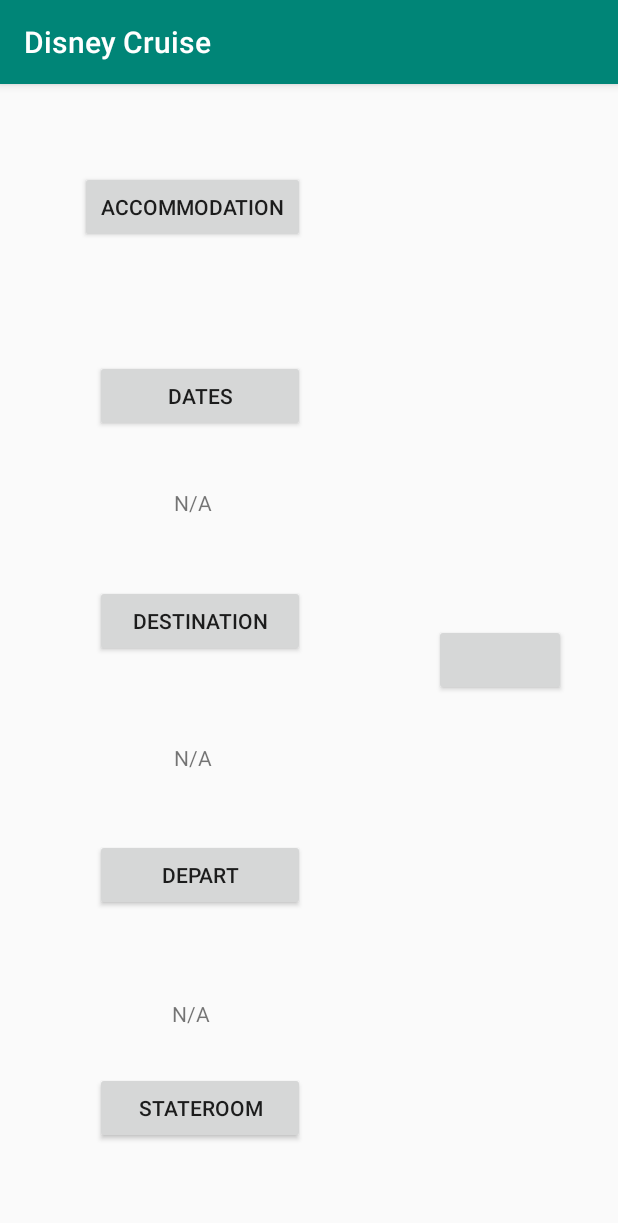
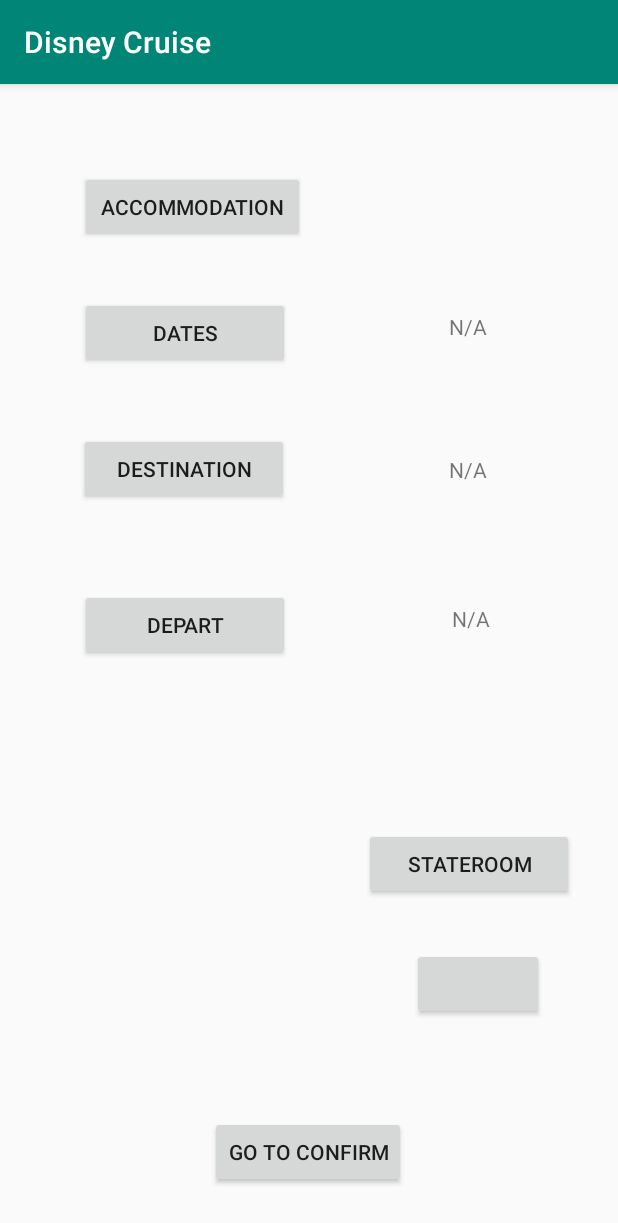
Before and after one commit to Herb2o11/MobileCruiseApp, an Android app: the PageSelectionActivity screen opened directly, with no data from a screen before it, on a phone screen of 412 x 824 dp. Shown: the top 1223 px of the screen. Run offline under Robolectric (Android 15) with nearby library versions, the phone set to English and light mode, and no system bars.

Commit message:
confirmationpage created and btn created to link

```diff
--- a/app/src/main/AndroidManifest.xml
+++ b/app/src/main/AndroidManifest.xml
@@ -9,7 +9,8 @@
         android:roundIcon="@mipmap/icon_disney"
         android:supportsRtl="true"
         android:theme="@style/AppTheme">
-        <activity android:name=".AdventurePackActivity"></activity>
+        <activity android:name="com.example.cruiseapp.ConfirmSelectionActivity"></activity>
+        <activity android:name=".AdventurePackActivity" />
         <activity android:name=".ShipLocation" />
         <activity android:name=".StateRoomTypeActivity" />
         <activity
--- a/app/src/main/res/layout/activity_pageselection.xml
+++ b/app/src/main/res/layout/activity_pageselection.xml
@@ -38,10 +38,10 @@
         android:text="@string/btnDates"
         app:layout_constraintBottom_toBottomOf="parent"
         app:layout_constraintEnd_toEndOf="parent"
-        app:layout_constraintHorizontal_bias="0.215"
+        app:layout_constraintHorizontal_bias="0.176"
         app:layout_constraintStart_toStartOf="parent"
         app:layout_constraintTop_toBottomOf="@+id/buttonAccommodation"
-        app:layout_constraintVertical_bias="0.117" />
+        app:layout_constraintVertical_bias="0.047" />
 
     <Button
         android:id="@+id/buttonDestinations"
@@ -56,10 +56,10 @@
         android:text="@string/btnDestination"
         app:layout_constraintBottom_toBottomOf="parent"
         app:layout_constraintEnd_toEndOf="parent"
-        app:layout_constraintHorizontal_bias="0.19"
+        app:layout_constraintHorizontal_bias="0.149"
         app:layout_constraintStart_toStartOf="parent"
         app:layout_constraintTop_toBottomOf="@+id/buttonDates"
-        app:layout_constraintVertical_bias="0.199" />
+        app:layout_constraintVertical_bias="0.068" />
 
     <Button
         android:id="@+id/buttonDepart"
@@ -74,10 +74,10 @@
         android:text="@string/btnDepart"
         app:layout_constraintBottom_toBottomOf="parent"
         app:layout_constraintEnd_toEndOf="parent"
-        app:layout_constraintHorizontal_bias="0.215"
+        app:layout_constraintHorizontal_bias="0.176"
         app:layout_constraintStart_toStartOf="parent"
         app:layout_constraintTop_toBottomOf="@+id/buttonDestinations"
-        app:layout_constraintVertical_bias="0.353" />
+        app:layout_constraintVertical_bias="0.114" />
 
     <Button
         android:id="@+id/btnStateRoom"
@@ -85,17 +85,14 @@
         android:layout_height="wrap_content"
         android:layout_marginStart="8dp"
         android:layout_marginLeft="8dp"
-        android:layout_marginTop="8dp"
         android:layout_marginEnd="8dp"
         android:layout_marginRight="8dp"
-        android:layout_marginBottom="8dp"
+        android:layout_marginBottom="224dp"
         android:text="StateRoom"
         app:layout_constraintBottom_toBottomOf="parent"
         app:layout_constraintEnd_toEndOf="parent"
-        app:layout_constraintHorizontal_bias="0.215"
-        app:layout_constraintStart_toStartOf="parent"
-        app:layout_constraintTop_toBottomOf="@+id/buttonDestinations"
-        app:layout_constraintVertical_bias="0.835" />
+        app:layout_constraintHorizontal_bias="0.917"
+        app:layout_constraintStart_toStartOf="parent" />
 
     <TextView
         android:id="@+id/txtDisplayMonth"
@@ -103,17 +100,14 @@
         android:layout_height="wrap_content"
         android:layout_marginStart="8dp"
         android:layout_marginLeft="8dp"
-        android:layout_marginTop="8dp"
+        android:layout_marginTop="76dp"
         android:layout_marginEnd="8dp"
         android:layout_marginRight="8dp"
-        android:layout_marginBottom="8dp"
         android:text="TextView"
-        app:layout_constraintBottom_toTopOf="@+id/buttonDestinations"
         app:layout_constraintEnd_toEndOf="parent"
-        app:layout_constraintHorizontal_bias="0.288"
+        app:layout_constraintHorizontal_bias="0.791"
         app:layout_constraintStart_toStartOf="parent"
-        app:layout_constraintTop_toBottomOf="@+id/buttonDates"
-        app:layout_constraintVertical_bias="0.442" />
+        app:layout_constraintTop_toBottomOf="@+id/txtDisplayDest" />
 
     <TextView
         android:id="@+id/txtDisplayDest"
@@ -121,17 +115,14 @@
         android:layout_height="wrap_content"
         android:layout_marginStart="8dp"
         android:layout_marginLeft="8dp"
-        android:layout_marginTop="8dp"
+        android:layout_marginTop="152dp"
         android:layout_marginEnd="8dp"
         android:layout_marginRight="8dp"
-        android:layout_marginBottom="8dp"
         android:text="TextView"
-        app:layout_constraintBottom_toTopOf="@+id/buttonDepart"
         app:layout_constraintEnd_toEndOf="parent"
-        app:layout_constraintHorizontal_bias="0.288"
+        app:layout_constraintHorizontal_bias="0.791"
         app:layout_constraintStart_toStartOf="parent"
-        app:layout_constraintTop_toBottomOf="@+id/buttonDestinations"
-        app:layout_constraintVertical_bias="0.576" />
+        app:layout_constraintTop_toTopOf="parent" />
 
     <TextView
         android:id="@+id/txtDisplayDepart"
@@ -139,27 +130,36 @@
         android:layout_height="wrap_content"
         android:layout_marginStart="8dp"
         android:layout_marginLeft="8dp"
-        android:layout_marginTop="8dp"
+        android:layout_marginTop="80dp"
         android:layout_marginEnd="8dp"
         android:layout_marginRight="8dp"
-        android:layout_marginBottom="8dp"
         android:text="TextView"
-        app:layout_constraintBottom_toBottomOf="parent"
         app:layout_constraintEnd_toEndOf="parent"
-        app:layout_constraintHorizontal_bias="0.288"
+        app:layout_constraintHorizontal_bias="0.791"
         app:layout_constraintStart_toStartOf="parent"
-        app:layout_constraintTop_toBottomOf="@+id/buttonDepart"
-        app:layout_constraintVertical_bias="0.278" />
+        app:layout_constraintTop_toBottomOf="@+id/txtDisplayMonth" />
 
     <Button
         android:id="@+id/btnFindPrice"
         android:layout_width="wrap_content"
         android:layout_height="wrap_content"
+        android:text=""
         app:layout_constraintBottom_toBottomOf="parent"
         app:layout_constraintEnd_toEndOf="parent"
-        app:layout_constraintHorizontal_bias="0.894"
+        app:layout_constraintHorizontal_bias="0.848"
         app:layout_constraintStart_toStartOf="parent"
         app:layout_constraintTop_toTopOf="parent"
-        android:text=""/>
+        app:layout_constraintVertical_bias="0.8" />
+
+    <Button
+        android:id="@+id/btnGoToConfimationPage"
+        android:layout_width="wrap_content"
+        android:layout_height="wrap_content"
+        android:layout_marginBottom="32dp"
+        android:text="go to confirm"
+        app:layout_constraintBottom_toBottomOf="parent"
+        app:layout_constraintEnd_toEndOf="parent"
+        app:layout_constraintHorizontal_bias="0.498"
+        app:layout_constraintStart_toStartOf="parent" />
 
 </android.support.constraint.ConstraintLayout>
```
Also changed, not shown: app/src/main/java/com/example/cruiseapp/ConfirmSelectionActivity.java (added, +35 -0 lines), app/src/main/java/com/example/test/PageSelectionActivity.java (+12 -0 lines), app/src/main/res/layout/activity_confirm_selection.xml (added, +117 -0 lines).
